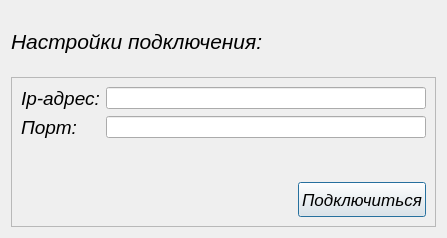
This is dialogs/settings.ui in GrigaI/TestMaker as Qt 5 draws it before an edit. The edited form follows.
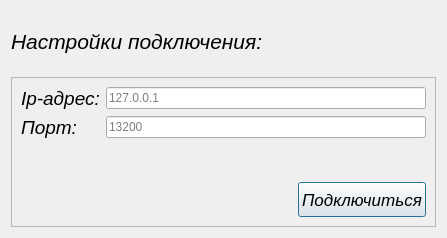
This is the edited form.

```diff
--- a/dialogs/settings.ui
+++ b/dialogs/settings.ui
@@ -71,10 +71,18 @@
          </widget>
         </item>
         <item row="0" column="1">
-         <widget class="QLineEdit" name="lineEdit_ip"/>
+         <widget class="QLineEdit" name="lineEdit_ip">
+          <property name="placeholderText">
+           <string>127.0.0.1</string>
+          </property>
+         </widget>
         </item>
         <item row="1" column="1">
-         <widget class="QLineEdit" name="lineEdit_port"/>
+         <widget class="QLineEdit" name="lineEdit_port">
+          <property name="placeholderText">
+           <string>13200</string>
+          </property>
+         </widget>
         </item>
        </layout>
       </item>
```
